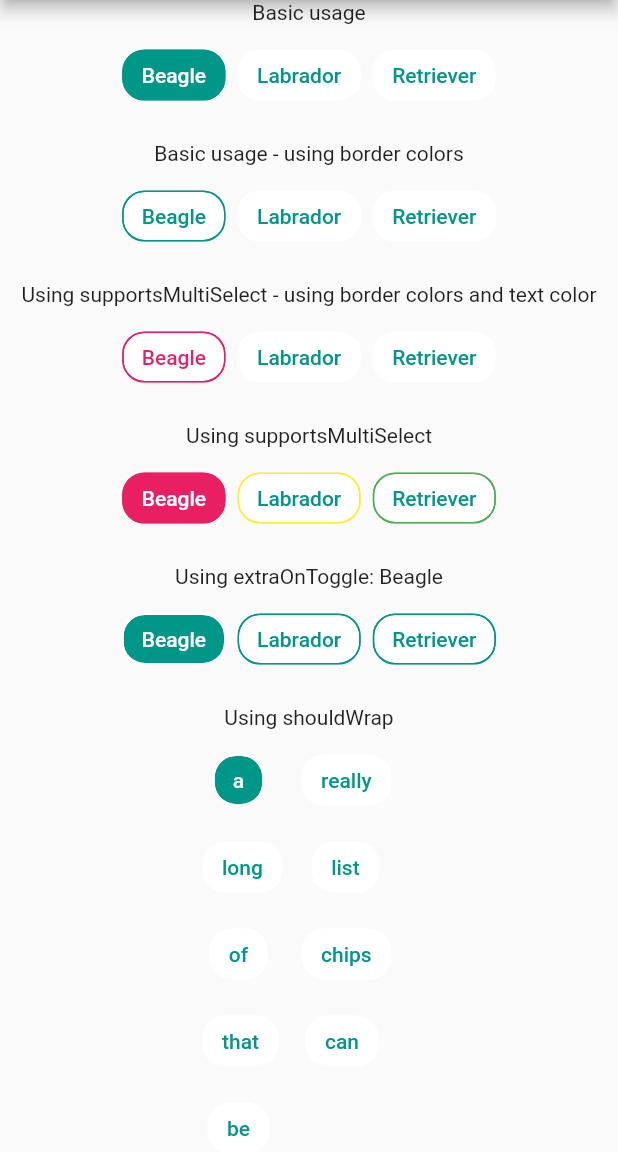
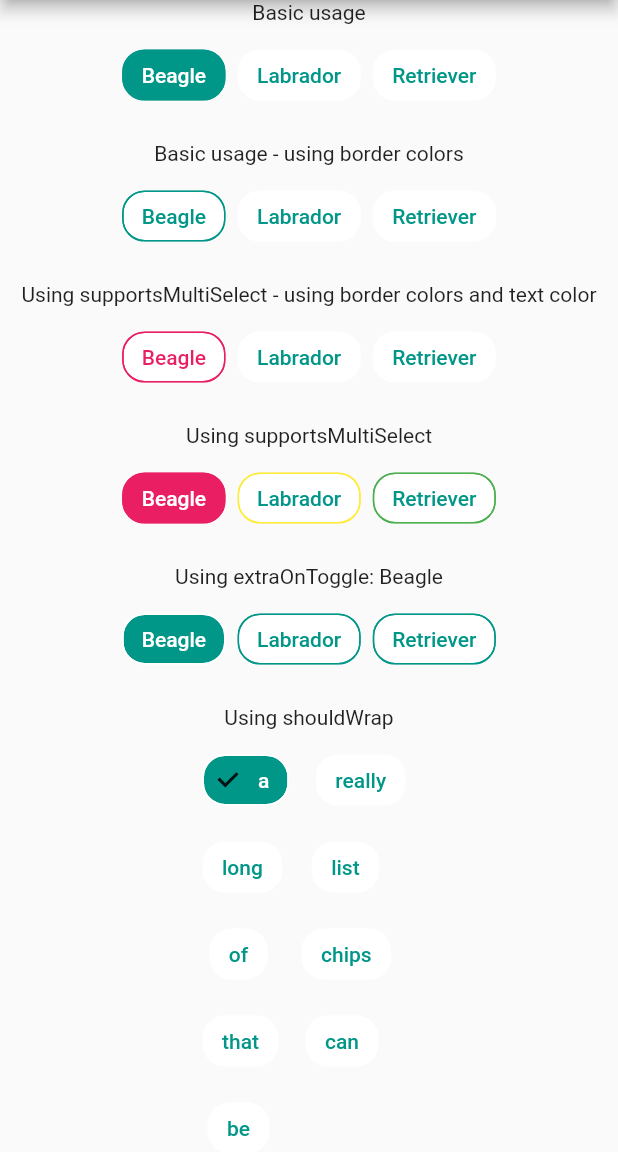
Before and after one commit to bossbeagle1509/chip_list, a Flutter app: the screen it shows after launch, on a phone screen of 412 x 824 dp, the part 84-1236 px from its top. Run offline on Flutter 3.47's test engine with Material 2 defaults, Android fonts, the phone set to English and light mode, and no system bars.

Commit message:
Added 2 new attributes to customise on material 3

```diff
--- a/lib/chip_list.dart
+++ b/lib/chip_list.dart
@@ -40,6 +40,8 @@ class ChipList extends StatefulWidget {
     this.verticalDirection = VerticalDirection.down,
     this.padding = EdgeInsets.zero,
     this.widgetSpacing = 4,
+    this.checkmarkColor,
+    this.showCheckmark = true,
   }) : super(key: key);
 
   /// In case you chain some *more* logic to this widget's
@@ -242,6 +244,15 @@ class ChipList extends StatefulWidget {
   /// Defaults to [EdgeInsets.zero].
   EdgeInsets padding;
 
+  /// Sets color for checkmark if enabled
+  /// Defaults to null, which triggers Flutter to use the appropriate color
+  /// based off of the Brightness setting. If you're not sure, leave this blank
+  Color? checkmarkColor;
+
+  /// Sets if the checkMark is enabled
+  /// Defaults to [true]
+  bool showCheckmark;
+
   @override
   State<ChipList> createState() => _ChipListState();
 }
@@ -442,6 +453,8 @@ class _ChipListState extends State<ChipList> {
               (index) => Padding(
                 padding: const EdgeInsets.symmetric(horizontal: 4.0),
                 child: ChoiceChip(
+                  showCheckmark: widget.showCheckmark,
+                  checkmarkColor: widget.checkmarkColor,
                   label: Text(
                     widget.listOfChipNames[index],
                     style: widget.style != null
@@ -555,6 +568,8 @@ class _ChipListState extends State<ChipList> {
                           vertical: widget.widgetSpacing,
                         ),
                         child: ChoiceChip(
+                          showCheckmark: widget.showCheckmark,
+                          checkmarkColor: widget.checkmarkColor,
                           label: Padding(
                             padding: widget.padding,
                             child: Text(
--- a/pubspec.yaml
+++ b/pubspec.yaml
@@ -1,10 +1,10 @@
 name: chip_list
 description: Makes creating a list of ChoiceChip-s a breeze. Super customizable as well.
-version: 2.4.3+8
+version: 2.4.4+8
 homepage: https://github.com/bossbeagle1509/chip_list
 
 environment:
-  sdk: ">=2.12.0 <3.0.0"
+  sdk: ">=2.12.0 <4.0.0"
   flutter: ">=1.17.0"
 
 dependencies:
```
Also changed, not shown: example/pubspec.lock, 2 other files.
